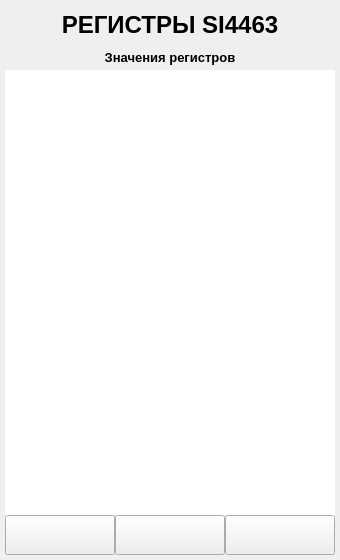
Before: the Qt Designer form ANDROID_FORMS/si4463_registers_form.ui in DavidSiegman/PLC_RF_Configurator, drawn with Qt 5.
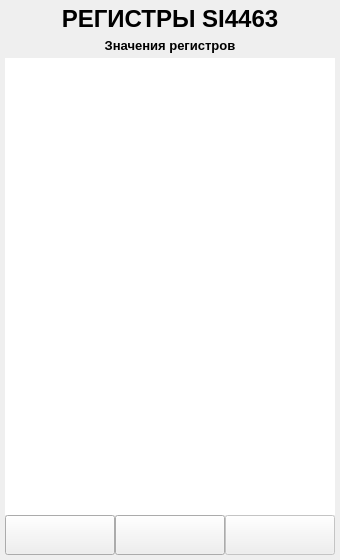
After: the same form once the commit is applied. Icons and pictures are not drawn.

```diff
--- a/ANDROID_FORMS/si4463_registers_form.ui
+++ b/ANDROID_FORMS/si4463_registers_form.ui
@@ -40,7 +40,7 @@
      <property name="minimumSize">
       <size>
        <width>0</width>
-       <height>40</height>
+       <height>0</height>
       </size>
      </property>
      <property name="font">
@@ -124,7 +124,28 @@
     </layout>
    </item>
    <item>
-    <layout class="QHBoxLayout" name="horizontalLayout">
+    <widget class="QWidget" name="DownPanel_Widget" native="true">
+     <property name="styleSheet">
+      <string notr="true"/>
+     </property>
+     <layout class="QVBoxLayout" name="verticalLayout_4">
+      <property name="spacing">
+       <number>0</number>
+      </property>
+      <property name="leftMargin">
+       <number>0</number>
+      </property>
+      <property name="topMargin">
+       <number>0</number>
+      </property>
+      <property name="rightMargin">
+       <number>0</number>
+      </property>
+      <property name="bottomMargin">
+       <number>0</number>
+      </property>
+      <item>
+       <layout class="QHBoxLayout" name="horizontalLayout_2">
      <property name="spacing">
       <number>0</number>
      </property>
@@ -197,6 +218,9 @@
      </item>
      <item>
       <widget class="QPushButton" name="Next">
+          <property name="enabled">
+           <bool>false</bool>
+          </property>
        <property name="sizePolicy">
         <sizepolicy hsizetype="Minimum" vsizetype="Minimum">
          <horstretch>0</horstretch>
@@ -225,6 +249,9 @@
       </widget>
      </item>
     </layout>
+      </item>
+     </layout>
+    </widget>
    </item>
   </layout>
  </widget>
```
Left out of the diff: 2 changed lines with no effect on the pictures. Lines whose indentation alone changed are shown as unchanged.
